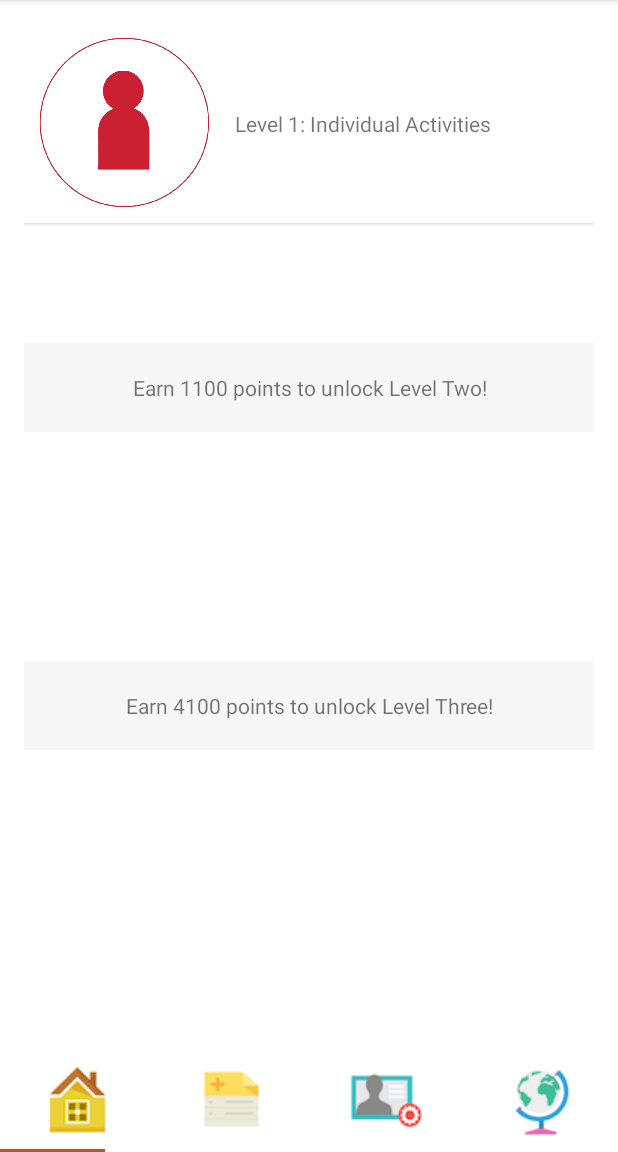
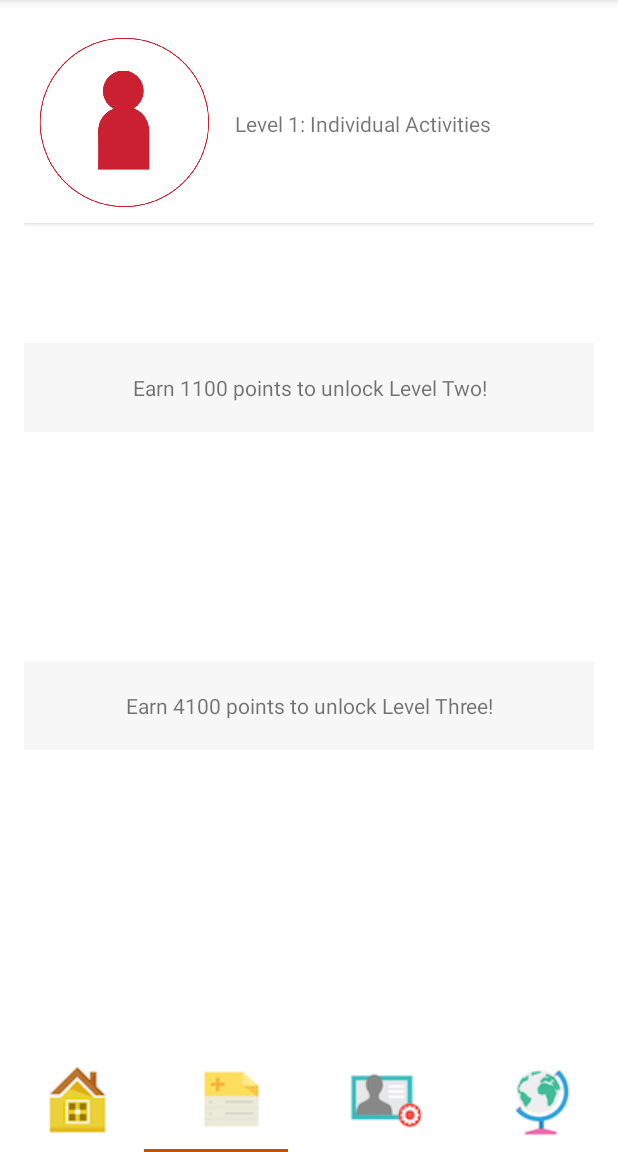
Before and after one commit to justnaelin/MEarth, an Android app: the fragment AboutFragment placed in its activity, after a tap on an icon or button, on a phone screen of 412 x 824 dp, the part 84-1236 px from its top. Run offline under Robolectric (Android 15) with nearby library versions, the phone set to English and light mode, and no system bars; libraries missing offline, so code that uses them is left out: com.facebook.share; 2 statements that could not run were skipped.

Commit message:
added tab indicator to navigation bar

```diff
--- a/app/src/main/java/com/bytely/mearth/AboutFragment.java
+++ b/app/src/main/java/com/bytely/mearth/AboutFragment.java
@@ -76,6 +76,8 @@ public class AboutFragment extends Fragment {
     @Override
     public void onCreate(Bundle savedInstanceState) {
         super.onCreate(savedInstanceState);
+        comm = (Communicator) getActivity();
+
         /*
         //  -- FACEBOOK LOGIN  --
         FacebookSdk.sdkInitialize(getActivity().getApplicationContext());
@@ -115,9 +117,11 @@ public class AboutFragment extends Fragment {
         View view = inflater.inflate(R.layout.fragment_about, container, false);
        //Share Dialog
        // ShareDialog dialog = new ShareDialog(getActivity());
-        comm = (Communicator) getActivity();
+
         // -- Social Media Buttons --
         // Facebook Button
+        comm.hideUnderlineViews();
+        comm.showUnderlineView(3);
         mFbButton = (ImageButton) view.findViewById(R.id.fbButton);
         mFbButton.setOnClickListener(new View.OnClickListener() {
             @Override
--- a/app/src/main/java/com/bytely/mearth/Communicator.java
+++ b/app/src/main/java/com/bytely/mearth/Communicator.java
@@ -9,4 +9,6 @@ public interface Communicator {
     void runLevelThree();
     TaskModel[] getTaskArray(int fragmentId);
     void updateActionBar();
+    void hideUnderlineViews();
+    void showUnderlineView(int position);
 }
--- a/app/src/main/java/com/bytely/mearth/DashFragment.java
+++ b/app/src/main/java/com/bytely/mearth/DashFragment.java
@@ -39,6 +39,7 @@ public class DashFragment extends Fragment {
         super.onCreate(savedInstanceState);
         Log.d("Dash", "onCreate");
         setRetainInstance(true);
+
     }
 
     @Override
@@ -47,6 +48,8 @@ public class DashFragment extends Fragment {
         // Inflate the layout for this fragment
         Log.d("Dash", "onCreateView");
         View view = inflater.inflate(R.layout.fragment_dash, container, false);
+        comm.hideUnderlineViews();
+        comm.showUnderlineView(0);
         /*
         mTaskList = DashboardTasks.getInstance(getActivity()).getTaskList();
 
--- a/app/src/main/java/com/bytely/mearth/HostActivity.java
+++ b/app/src/main/java/com/bytely/mearth/HostActivity.java
@@ -10,6 +10,7 @@ import android.support.v4.app.FragmentTransaction;
 import android.support.v7.app.AppCompatActivity;
 import android.util.Log;
 import android.view.View;
+import android.view.ViewGroup;
 import android.widget.ImageButton;
 
 import com.parse.Parse;
@@ -42,15 +43,18 @@ public class HostActivity extends AppCompatActivity implements Communicator {
         super.onCreate(savedInstanceState);
         setContentView(R.layout.activity_host);
 
+        hideUnderlineViews();
+
         getWindow().setBackgroundDrawable(null);
 
         if(savedInstanceState == null) {
             Log.d("onCreate", "New activity instance");
         }
 
-        Fragment dashFragment = fragmentManager.findFragmentByTag("dash_fragment");
+        DashFragment dashFragment = null;
 
-        if(dashFragment == null) {
+        if(savedInstanceState == null) {
+            showUnderlineView(0);
             dashFragment = new DashFragment();
             FragmentTransaction fragmentTransaction = fragmentManager.beginTransaction();
             fragmentTransaction.add(R.id.fragment_container, dashFragment, "dash_fragment");
@@ -115,6 +119,8 @@ public class HostActivity extends AppCompatActivity implements Communicator {
                 Fragment aboutFragment = fragmentManager.findFragmentByTag("about_fragment");
 
                 if(aboutFragment == null && savedInstanceState == null) {
+                    hideUnderlineViews();
+                    showUnderlineView(3);
                     aboutFragment = new AboutFragment();
                     FragmentTransaction fragmentTransaction = fragmentManager.beginTransaction();
                     fragmentTransaction.replace(R.id.fragment_container, aboutFragment);
@@ -132,6 +138,8 @@ public class HostActivity extends AppCompatActivity implements Communicator {
                 Fragment profileFragment = fragmentManager.findFragmentByTag("profile_fragment");
 
                 if (profileFragment == null && savedInstanceState == null) {
+                    hideUnderlineViews();
+                    showUnderlineView(2);
                     profileFragment = new ProfileFragment();
                     FragmentTransaction fragmentTransaction = fragmentManager.beginTransaction();
                     fragmentTransaction.replace(R.id.fragment_container, profileFragment);
@@ -151,6 +159,8 @@ public class HostActivity extends AppCompatActivity implements Communicator {
                 Fragment levelsFragment = fragmentManager.findFragmentByTag("levels_fragment");
 
                 if(levelsFragment == null && savedInstanceState == null) {
+                    hideUnderlineViews();
+                    showUnderlineView(1);
                     levelsFragment = new LevelsFragment();
                     FragmentTransaction fragmentTransaction = fragmentManager.beginTransaction();
                     fragmentTransaction.replace(R.id.fragment_container, levelsFragment);
@@ -166,6 +176,8 @@ public class HostActivity extends AppCompatActivity implements Communicator {
         mDashButton.setOnClickListener(new View.OnClickListener() {
             @Override
             public void onClick(View v) {
+                hideUnderlineViews();
+                showUnderlineView(0);
                 //Toast.makeText(getApplicationContext(), "Dash Clicked", Toast.LENGTH_SHORT).show();
                 FragmentTransaction fragmentTransaction = fragmentManager.beginTransaction();
                 fragmentTransaction.replace(R.id.fragment_container, finalDashFragment);
@@ -247,4 +259,27 @@ public class HostActivity extends AppCompatActivity implements Communicator {
     @Override
     public void updateActionBar() {
     }
+
+    @Override
+    public void hideUnderlineViews() {
+        View linView = this.findViewById(R.id.linear_layout_underline);
+
+        for(int i = 0; i < ((ViewGroup)linView).getChildCount(); i++) {
+            View childView = ((ViewGroup)linView).getChildAt(i);
+            childView.setVisibility(View.INVISIBLE);
+        }
+    }
+
+    @Override
+    public void showUnderlineView(int position) {
+        View linView = this.findViewById(R.id.linear_layout_underline);
+
+        for(int i = 0; i < ((ViewGroup)linView).getChildCount(); i++) {
+            if(i == position) {
+                View childView = ((ViewGroup)linView).getChildAt(i);
+                childView.setVisibility(View.VISIBLE);
+            }
+
+        }
+    }
 }
--- a/app/src/main/java/com/bytely/mearth/LevelsFragment.java
+++ b/app/src/main/java/com/bytely/mearth/LevelsFragment.java
@@ -47,6 +47,7 @@ public class LevelsFragment extends Fragment {
     public void onCreate(Bundle savedInstanceState) {
         super.onCreate(savedInstanceState);
         comm = (Communicator) getActivity();
+
     }
 
     @Override
@@ -54,6 +55,9 @@ public class LevelsFragment extends Fragment {
                              Bundle savedInstanceState) {
 
         View view =  inflater.inflate(R.layout.fragment_levels, container, false);
+        comm.hideUnderlineViews();
+        comm.showUnderlineView(1);
+
         mLevelOneCard = (CardView) view.findViewById(R.id.level_one);
         mLevelTwoCard = (CardView) view.findViewById(R.id.level_two);
         mLevelThreeCard = (CardView) view.findViewById(R.id.level_three);
--- a/app/src/main/java/com/bytely/mearth/ProfileFragment.java
+++ b/app/src/main/java/com/bytely/mearth/ProfileFragment.java
@@ -45,6 +45,7 @@ public class ProfileFragment extends Fragment {
     public void onCreate(Bundle savedInstanceState) {
         super.onCreate(savedInstanceState);
         comm = (Communicator) getActivity();
+
         directory = new File(Environment.getExternalStorageDirectory()+"/mearth"); //the string to a path
         File file = new File(Environment.getExternalStorageDirectory()+"/mearth");
 
@@ -58,7 +59,8 @@ public class ProfileFragment extends Fragment {
                              Bundle savedInstanceState) {
         // Inflate the layout for this fragment
         View view =  inflater.inflate(R.layout.fragment_profile, container, false);
-
+        comm.hideUnderlineViews();
+        comm.showUnderlineView(2);
 
         final FragmentManager fragmentManager = getChildFragmentManager();
         final Fragment achieveFragment = new AchieveFragment();
--- a/app/src/main/res/layout/activity_host.xml
+++ b/app/src/main/res/layout/activity_host.xml
@@ -88,10 +88,42 @@
 
     </LinearLayout>
 
-    <View
-        android:background="@color/primaryColor"
-        android:layout_alignParentBottom="true"
-        android:layout_width="70dp"
-        android:layout_height="2dp" />
+    <LinearLayout
+        android:id="@+id/linear_layout_underline"
+        android:layout_width="wrap_content"
+        android:layout_height="wrap_content"
+        android:layout_alignParentBottom="true">
+
+        <View
+            android:id="@+id/home_underline"
+            android:layout_weight = "1"
+            android:background="@color/primaryColor"
+            android:layout_width="96dp"
+            android:layout_height="2dp" />
+
+        <View
+            android:id="@+id/task_underline"
+            android:layout_weight = "1"
+            android:background="@color/primaryColor"
+            android:layout_width="96dp"
+            android:layout_height="2dp" />
+
+        <View
+            android:id="@+id/profile_underline"
+            android:layout_weight = "1"
+            android:background="@color/primaryColor"
+            android:layout_width="96dp"
+            android:layout_height="2dp" />
+
+        <View
+            android:id="@+id/about_underline"
+            android:layout_weight = "1"
+            android:background="@color/primaryColor"
+            android:layout_width="96dp"
+            android:layout_height="2dp" />
+
+    </LinearLayout>
+
+
 
 </RelativeLayout>
```
Also changed, not shown: 1 other file.
